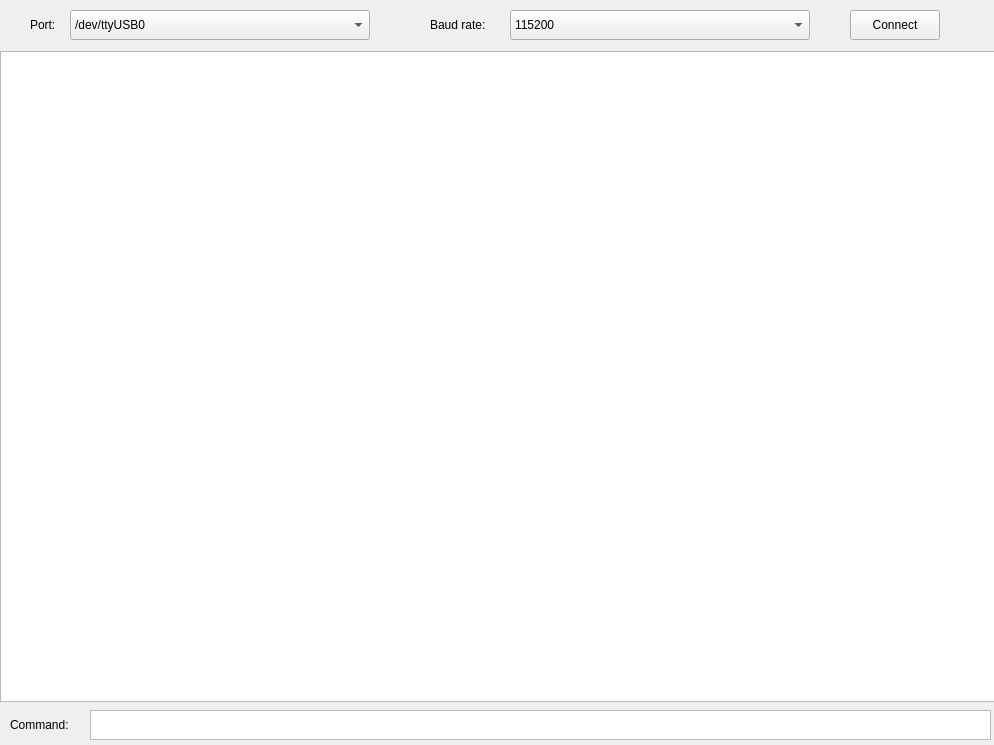
SafonovVladimir/PQ5_terminal, file View/main_window.ui: the form before one commit.
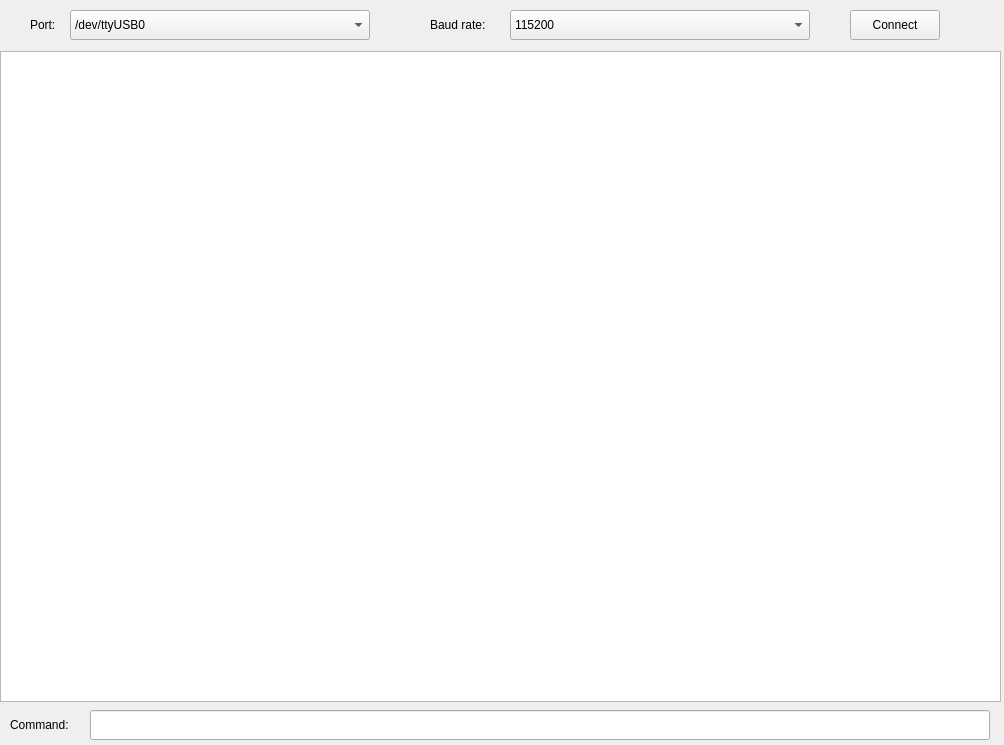
The form after the commit.

```diff
--- a/View/main_window.ui
+++ b/View/main_window.ui
@@ -6,7 +6,7 @@
    <rect>
     <x>0</x>
     <y>0</y>
-    <width>994</width>
+    <width>1004</width>
     <height>745</height>
    </rect>
   </property>
@@ -62,16 +62,6 @@
     <string>Baud rate:</string>
    </property>
   </widget>
-  <widget class="QTextEdit" name="textEdit_3">
-   <property name="geometry">
-    <rect>
-     <x>90</x>
-     <y>710</y>
-     <width>901</width>
-     <height>30</height>
-    </rect>
-   </property>
-  </widget>
   <widget class="QLabel" name="label_3">
    <property name="geometry">
     <rect>
@@ -130,6 +120,16 @@
     </property>
    </item>
   </widget>
+  <widget class="QLineEdit" name="lineEdit">
+   <property name="geometry">
+    <rect>
+     <x>90</x>
+     <y>710</y>
+     <width>900</width>
+     <height>30</height>
+    </rect>
+   </property>
+  </widget>
  </widget>
  <resources/>
  <connections/>
```
